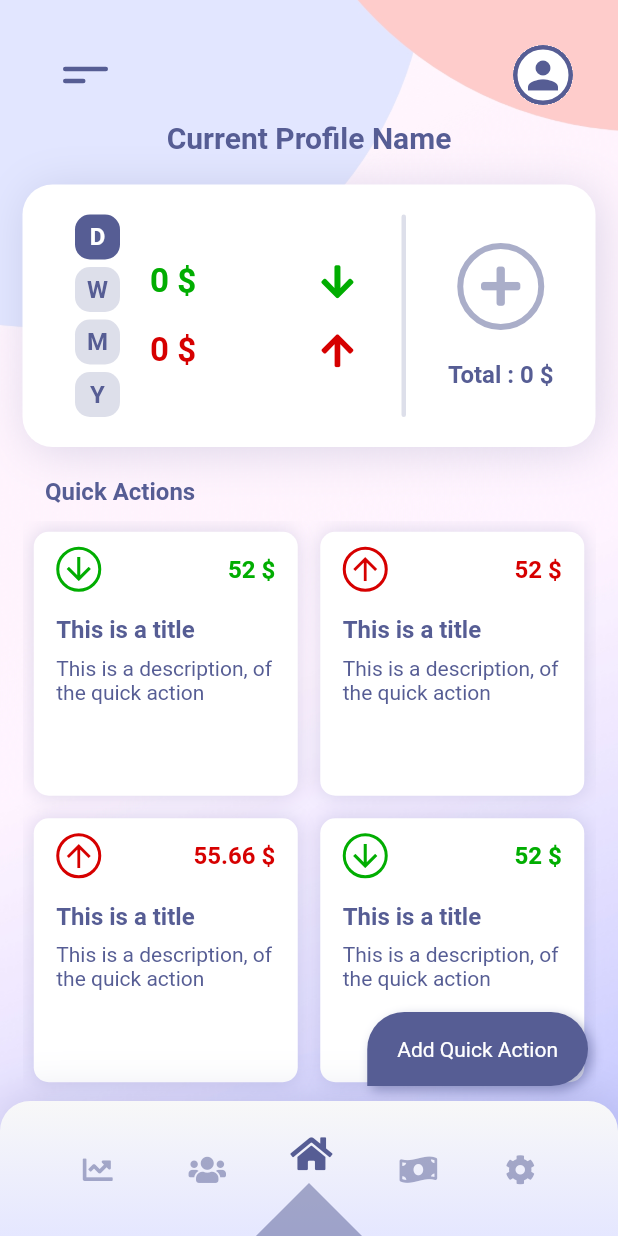
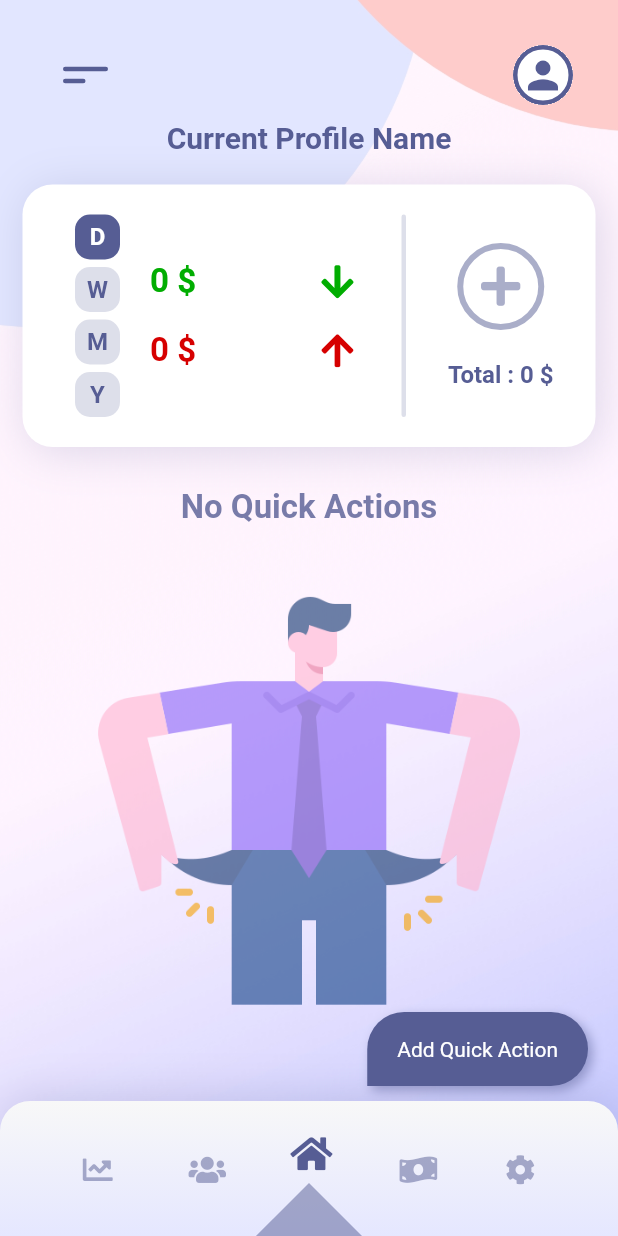
Before and after one commit to amrmhassan/smart-wallet, a Flutter app: the screen it shows after launch, on a phone screen of 412 x 824 dp. Run offline on Flutter 3.47's test engine with Material 2 defaults, Android fonts, the phone set to English and light mode, and no system bars; our stand-ins replace font_awesome_flutter.

Commit message:
quick actions implemented

```diff
--- a/lib/main.dart
+++ b/lib/main.dart
@@ -2,6 +2,7 @@
 
 import 'package:flutter/material.dart';
 import 'package:provider/provider.dart';
+import 'package:wallet_app/providers/quick_actions_provider.dart';
 import 'package:wallet_app/providers/transactions_provider.dart';
 import 'package:wallet_app/screens/add_transaction/add_transaction_screen.dart';
 import 'package:wallet_app/screens/holder_screen.dart';
@@ -20,8 +21,15 @@ class MyApp extends StatefulWidget {
 class _MyAppState extends State<MyApp> {
   @override
   Widget build(BuildContext context) {
-    return ChangeNotifierProvider(
-      create: (ctx) => TransactionProvider(),
+    return MultiProvider(
+      providers: [
+        ChangeNotifierProvider(
+          create: (ctx) => TransactionProvider(),
+        ),
+        ChangeNotifierProvider(
+          create: (ctx) => QuickActionsProvider(),
+        ),
+      ],
       child: MaterialApp(
         debugShowCheckedModeBanner: false,
         initialRoute: HolderScreen.routeName,
--- a/lib/models/quick_action.dart
+++ b/lib/models/quick_action_model.dart
@@ -1,6 +1,6 @@
 import 'package:wallet_app/constants/types.dart';
 
-class QuickAction {
+class QuickActionModel {
   String id;
   String title;
   String description;
@@ -8,7 +8,7 @@ class QuickAction {
   double amount;
   TransactionType transactionType;
 
-  QuickAction({
+  QuickActionModel({
     required this.id,
     required this.title,
     required this.description,
--- a/lib/providers/quick_actions_provider.dart
+++ b/lib/providers/quick_actions_provider.dart
@@ -43,6 +43,7 @@ class QuickActionsProvider extends ChangeNotifier {
   //? 3- methods to control the quickActions
 //* for adding new quick Actions
   void addQuickAction(TransactionModel quickActionsModel) {
+    print('Adding quick action');
     _quickActions.add(quickActionsModel);
     notifyListeners();
   }
--- a/lib/screens/add_transaction/widgets/add_transaction_type.dart
+++ b/lib/screens/add_transaction/widgets/add_transaction_type_button.dart
@@ -8,6 +8,7 @@ class AddTransactionTypeButton extends StatelessWidget {
   final bool active;
   final TransactionType transactionType;
   final Function(TransactionType transactionType) onTap;
+
   const AddTransactionTypeButton({
     Key? key,
     required this.transactionType,
--- a/lib/screens/add_transaction/widgets/right_side_add_transaction.dart
+++ b/lib/screens/add_transaction/widgets/right_side_add_transaction.dart
@@ -4,7 +4,7 @@ import '../../../constants/colors.dart';
 import '../../../constants/sizes.dart';
 import '../../../constants/types.dart';
 import '../../../widgets/global/stylized_text_field.dart';
-import 'add_transaction_type.dart';
+import 'add_transaction_type_button.dart';
 
 class RightSideAddTransaction extends StatelessWidget {
   //* this is for controlling the transaction type
--- a/lib/screens/home_screen/home_screen.dart
+++ b/lib/screens/home_screen/home_screen.dart
@@ -3,8 +3,11 @@
 //! how to make my own icons using adobe xd then change the icon of menu to be one dash and a half
 
 import 'package:flutter/material.dart';
+import 'package:provider/provider.dart';
 import 'package:wallet_app/constants/sizes.dart';
 import 'package:wallet_app/constants/styles.dart';
+import 'package:wallet_app/models/quick_action_model.dart';
+import 'package:wallet_app/providers/quick_actions_provider.dart';
 import 'package:wallet_app/widgets/app_bar/home_heading.dart';
 
 import 'widgets/profile_summary.dart';
@@ -33,6 +36,9 @@ class _HomeScreenState extends State<HomeScreen> {
               ),
               //* this has the summery of the current active profile like (outcome, income of this day or month or year..., and the current total amount that currently exist in the profile)
               ProfileSummary(),
+              if (Provider.of<QuickActionsProvider>(context)
+                  .getAllQuickActions
+                  .isNotEmpty)
                 Container(
                   margin: EdgeInsets.only(bottom: 10, left: 15),
                   width: double.infinity,
--- a/lib/screens/home_screen/widgets/quick_actions_cards_grid.dart
+++ b/lib/screens/home_screen/widgets/quick_actions_cards_grid.dart
@@ -1,51 +1,37 @@
 // ignore_for_file: prefer_const_constructors
 
 import 'package:flutter/material.dart';
+import 'package:provider/provider.dart';
+import 'package:wallet_app/providers/quick_actions_provider.dart';
+import 'package:wallet_app/providers/transactions_provider.dart';
+import 'package:wallet_app/widgets/global/empty_transactions.dart';
 
 import '../../../constants/sizes.dart';
-import '../../../constants/types.dart';
+import '../../../models/transaction_model.dart';
 import 'quick_action_card.dart';
-
-const List<Map<String, dynamic>> _demoQuickActions = [
-  {
-    'title': 'This is a title',
-    'desc': 'This is a description, of the quick action',
-    'amount': 52.00,
-    'type': TransactionType.income,
-  },
-  {
-    'title': 'This is a title',
-    'desc': 'This is a description, of the quick action',
-    'amount': 52,
-    'type': TransactionType.outcome,
-  },
-  {
-    'title': 'This is a title',
-    'desc': 'This is a description, of the quick action',
-    'amount': 55.66,
-    'type': TransactionType.outcome,
-  },
-  {
-    'title': 'This is a title',
-    'desc': 'This is a description, of the quick action',
-    'amount': 52,
-    'type': TransactionType.income,
-  },
-  {
-    'title': 'This is a title',
-    'desc': 'This is a description, of the quick action',
-    'amount': 4578.3,
-    'type': TransactionType.income,
-  },
-];
 
 class QuickActionsCardsGrid extends StatelessWidget {
   const QuickActionsCardsGrid({
     Key? key,
   }) : super(key: key);
 
+//* in this method i will apply the quick action and add the transaction by clicking on the quick action card
+  void applyQuickAction(BuildContext context, TransactionModel quickAction) {
+    //? the problem here is that each quick action will have an id , so we can't add the same quick action with the same id to be multiple transactions with the same id
+    //? so i will make the add transaction provider decide the id of the newly added transaction
+    Provider.of<TransactionProvider>(context, listen: false).addTransaction(
+      quickAction.title,
+      quickAction.description,
+      quickAction.amount,
+      quickAction.transactionType,
+    );
+  }
+
   @override
   Widget build(BuildContext context) {
+    List<TransactionModel> quickActions =
+        Provider.of<QuickActionsProvider>(context).getAllQuickActions;
+
     return Expanded(
       child: Container(
         clipBehavior: Clip.hardEdge,
@@ -56,7 +42,11 @@ class QuickActionsCardsGrid extends StatelessWidget {
           left: kDefaultPadding / 4,
           top: kDefaultPadding / 4,
         ),
-        child: GridView.builder(
+        child: quickActions.isEmpty
+            ? EmptyTransactions(
+                title: 'No Quick Actions',
+              )
+            : GridView.builder(
                 clipBehavior: Clip.none,
                 //* this is so impressive for adding a different animation to the scrolling effect
                 physics: BouncingScrollPhysics(),
@@ -70,14 +60,15 @@ class QuickActionsCardsGrid extends StatelessWidget {
                   mainAxisSpacing: kDefaultPadding / 2,
                   childAspectRatio: 1,
                 ),
-            itemCount: _demoQuickActions.length,
+                itemCount: quickActions.length,
                 itemBuilder: (ctx, index) {
                   return QuickActionCard(
                     //* i tried 1.00 to convert it to a double
-                amount: _demoQuickActions[index]['amount'] * 1.00,
-                title: _demoQuickActions[index]['title'],
-                description: _demoQuickActions[index]['desc'],
-                transactionType: _demoQuickActions[index]['type'],
+                    amount: quickActions[index].amount * 1.00,
+                    title: quickActions[index].title,
+                    description: quickActions[index].description,
+                    transactionType: quickActions[index].transactionType,
+                    onTap: () => applyQuickAction(context, quickActions[index]),
                   );
                 }),
       ),
--- a/lib/widgets/app_bar/my_app_bar.dart
+++ b/lib/widgets/app_bar/my_app_bar.dart
@@ -9,10 +9,11 @@ import '../global/menu_icon.dart';
 import '../global/person_icon.dart';
 
 class MyAppBar extends StatelessWidget {
-  final bool mainAppBar;
+  final String? title;
+
   const MyAppBar({
     Key? key,
-    this.mainAppBar = true,
+    this.title,
   }) : super(key: key);
 
   @override
@@ -28,19 +29,19 @@ class MyAppBar extends StatelessWidget {
           child: Row(
             mainAxisAlignment: MainAxisAlignment.spaceBetween,
             children: [
-              mainAppBar
+              title == null
                   ? MenuIcon(
                       onTap: () {
                         Scaffold.of(context).openDrawer();
                       },
                     )
                   : GoBackIcon(),
-              if (!mainAppBar)
+              if (title != null)
                 Expanded(
                   child: Container(
                     alignment: Alignment.center,
                     child: Text(
-                      'New Transaction',
+                      title as String,
                       style: kParagraphTextStyle,
                     ),
                   ),
--- /dev/null
+++ b/lib/widgets/global/empty_transactions.dart
@@ -0,0 +1,45 @@
+import 'package:flutter/material.dart';
+
+import '../../constants/colors.dart';
+import '../../constants/sizes.dart';
+
+class EmptyTransactions extends StatelessWidget {
+  final String? title;
+  final bool showImage;
+  const EmptyTransactions({
+    Key? key,
+    this.title,
+    this.showImage = true,
+  }) : super(key: key);
+
+  @override
+  Widget build(BuildContext context) {
+    return Column(
+      children: [
+        if (title != null)
+          Text(
+            title.toString(),
+            style: TextStyle(
+              color: kMainColor.withOpacity(0.8),
+              fontWeight: FontWeight.bold,
+              fontSize: 22,
+            ),
+          ),
+        const SizedBox(
+          height: kDefaultPadding,
+        ),
+        if (showImage)
+          SizedBox(
+            width: 300,
+            child: Opacity(
+              opacity: 0.6,
+              child: Image.asset(
+                'assets/icons/empty.png',
+                fit: BoxFit.contain,
+              ),
+            ),
+          ),
+      ],
+    );
+  }
+}
```
Also changed, not shown: lib/providers/transactions_provider.dart (+38 -5 lines), lib/screens/add_transaction/add_transaction_screen.dart (+27 -10 lines), lib/screens/transactions_screen/transactions_screen.dart (+2 -25 lines), lib/screens/transactions_screen/widgets/transaction_card.dart (+6 -2 lines), lib/widgets/global/add_quick_action_button.dart (+6 -1 lines), 1 other file. Lines whose indentation alone changed are shown as unchanged.
